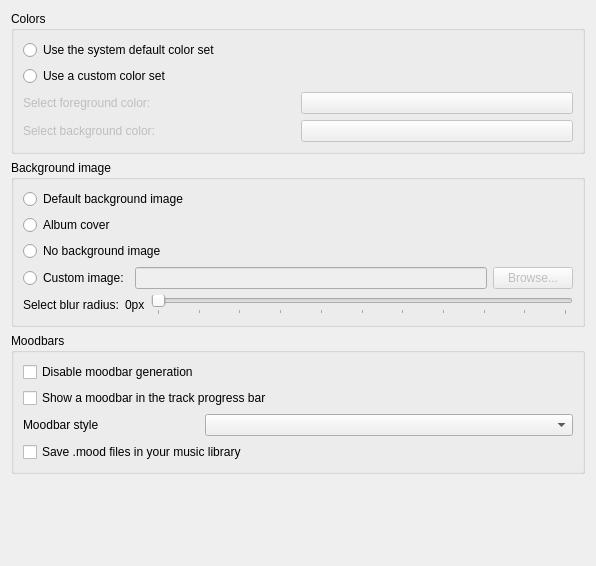
Old version of the form src/ui/appearancesettingspage.ui in the repository clementine-player/Clementine.
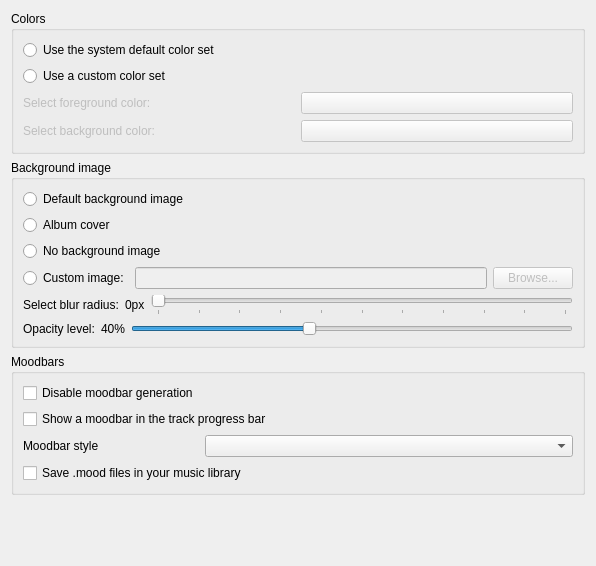
New version of the form.

Commit message: Add adjustable transparency to album art background. Fixes issue #3431

```diff
--- a/src/ui/appearancesettingspage.ui
+++ b/src/ui/appearancesettingspage.ui
@@ -201,6 +201,37 @@
         </item>
        </layout>
       </item>
+      <item>
+       <layout class="QHBoxLayout" name="horizontalLayout_9">
+        <item>
+         <widget class="QLabel" name="select_opacity_level_label">
+          <property name="text">
+           <string>Opacity level:</string>
+          </property>
+         </widget>
+        </item>
+        <item>
+         <widget class="QLabel" name="background_opacity_label">
+          <property name="text">
+           <string>40%</string>
+          </property>
+         </widget>
+        </item>
+        <item>
+         <widget class="QSlider" name="opacity_slider">
+          <property name="maximum">
+           <number>100</number>
+          </property>
+          <property name="value">
+           <number>40</number>
+          </property>
+          <property name="orientation">
+           <enum>Qt::Horizontal</enum>
+          </property>
+         </widget>
+        </item>
+       </layout>
+      </item>
      </layout>
     </widget>
    </item>
```
The commit also changes 4 other files.
